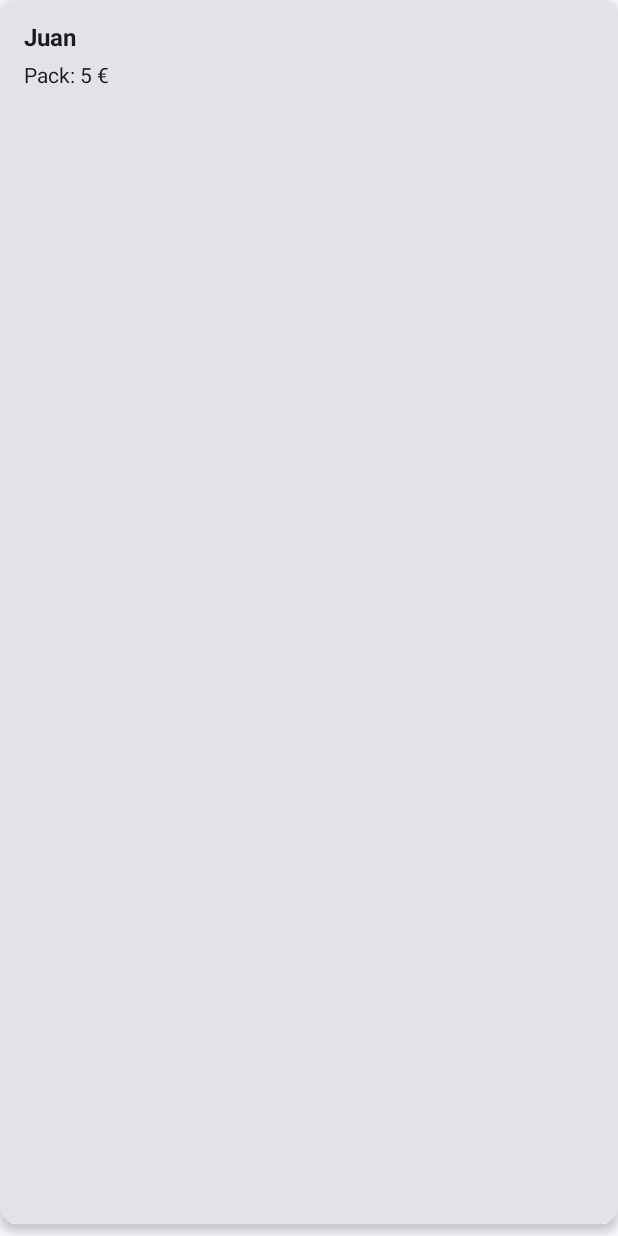
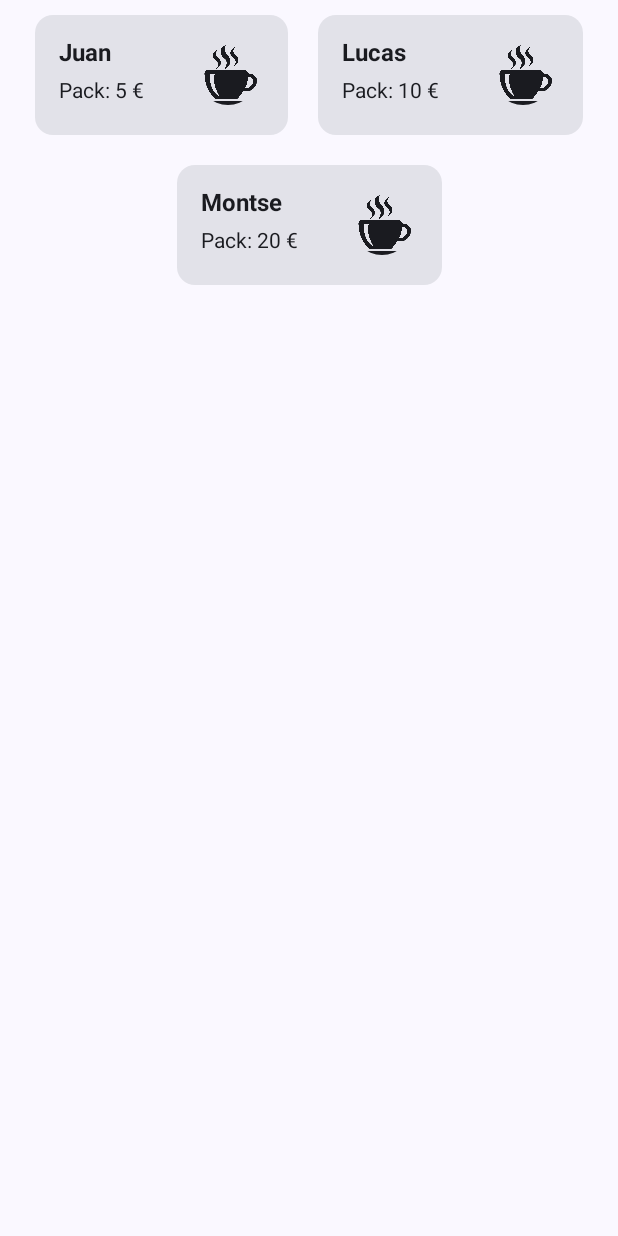
Before and after one commit to lucasfer13/Control_Cafes, an Android app built with Jetpack Compose: the @Preview function Preview, on a phone screen of 412 x 824 dp. Run offline under Robolectric (Android 15) with nearby library versions, the phone set to English and light mode, and no system bars.

Commit message:
Tarjetas de usuarios creadas

```diff
--- a/app/src/main/java/com/example/cafes/screens/UsersCard.kt
+++ b/app/src/main/java/com/example/cafes/screens/UsersCard.kt
@@ -1,13 +1,10 @@
 package com.example.cafes.screens
 
-import androidx.compose.foundation.background
 import androidx.compose.foundation.border
 import androidx.compose.foundation.layout.Arrangement
-import androidx.compose.foundation.layout.Box
 import androidx.compose.foundation.layout.Column
 import androidx.compose.foundation.layout.Row
 import androidx.compose.foundation.layout.fillMaxSize
-import androidx.compose.foundation.layout.fillMaxWidth
 import androidx.compose.foundation.layout.height
 import androidx.compose.foundation.layout.padding
 import androidx.compose.foundation.layout.width
@@ -15,9 +12,10 @@ import androidx.compose.foundation.shape.RoundedCornerShape
 import androidx.compose.foundation.text.KeyboardOptions
 import androidx.compose.material3.Button
 import androidx.compose.material3.Card
-import androidx.compose.material3.CardDefaults
 import androidx.compose.material3.CardElevation
 import androidx.compose.material3.ExperimentalMaterial3Api
+import androidx.compose.material3.Icon
+import androidx.compose.material3.IconButton
 import androidx.compose.material3.MaterialTheme
 import androidx.compose.material3.Surface
 import androidx.compose.material3.Text
@@ -28,6 +26,7 @@ import androidx.compose.runtime.remember
 import androidx.compose.ui.Alignment
 import androidx.compose.ui.Modifier
 import androidx.compose.ui.graphics.Color
+import androidx.compose.ui.res.painterResource
 import androidx.compose.ui.text.TextStyle
 import androidx.compose.ui.text.font.FontWeight
 import androidx.compose.ui.text.input.KeyboardType
@@ -36,6 +35,7 @@ import androidx.compose.ui.tooling.preview.Preview
 import androidx.compose.ui.unit.dp
 import androidx.compose.ui.unit.sp
 import androidx.navigation.NavController
+import com.example.cafes.R
 import com.example.cafes.models.Carton
 import com.example.cafes.models.User
 import com.example.cafes.ui.theme.CafesTheme
@@ -117,13 +117,30 @@ fun Body(
 }
 
 @Composable
-fun Cards(name: String, pack:String){
-    Card(
-        modifier = Modifier
-            .fillMaxWidth()
-            .padding(bottom = 8.dp),
-        elevation = CardDefaults.cardElevation(defaultElevation = 4.dp)
+fun Cards(nombres: ArrayList<String>, packs: ArrayList<String>){
+    Column(Modifier.fillMaxSize(), verticalArrangement = Arrangement.Top, horizontalAlignment = Alignment.CenterHorizontally) {
+        var i: Int = 0
+        while(i < nombres.size) {
+            if (i%2==0) {
+                Row{
+                    Card(nombres.get(i), packs.get(i))
+                    i++
+                    if (i < nombres.size) {
+                        Card(nombres.get(i), packs.get(i))
+                        i++
+                    }
+                }
+            }
+        }
+    }
+}
+
+@Composable
+fun Card(name: String, pack: String){
+    Card( Modifier.padding(10.dp)
+        //elevation = CardDefaults.cardElevation(defaultElevation = 4.dp)
     ) {
+        Row {
             Column(
                 modifier = Modifier.padding(16.dp)
             ) {
@@ -137,6 +154,20 @@ fun Cards(name: String, pack:String){
                     style = TextStyle(fontSize = 14.sp)
                 )
             }
+            Column (
+                modifier = Modifier.padding(16.dp)
+            ) {
+                IconButton(onClick = { /*TODO*/ },
+                ) {
+                    Icon(
+                        painter = painterResource(R.drawable.coffee_icon),
+                        contentDescription = "",
+                        modifier = Modifier
+                            .height(50.dp)
+                            .width(50.dp))
+                }
+            }
+        }
     }
 }
 
@@ -149,7 +180,15 @@ fun Preview() {
             modifier = Modifier.fillMaxSize(),
             color = MaterialTheme.colorScheme.background
         ) {
-            Cards("Juan", "5")
+            val nombres: ArrayList<String> = ArrayList<String>()
+            nombres.add("Juan")
+            nombres.add("Lucas")
+            nombres.add("Montse")
+            val packs: ArrayList<String> = ArrayList<String>()
+            packs.add("5")
+            packs.add("10")
+            packs.add("20")
+            Cards(nombres, packs)
         }
     }
 }
```
Lines whose indentation alone changed are shown as unchanged.
